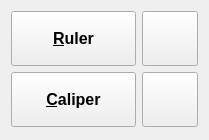
Before: the Qt Designer form DrawingsMirror/Source/src/MainWindow.ui in domi4484/ZumMaschine, drawn with Qt 5.
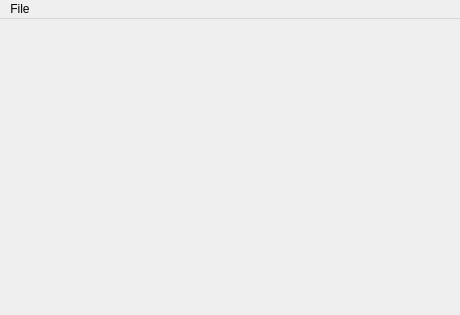
After: the same form once the commit is applied. Icons and pictures are not drawn.

```diff
--- a/DrawingsMirror/Source/src/MainWindow.ui
+++ b/DrawingsMirror/Source/src/MainWindow.ui
@@ -6,100 +6,45 @@
    <rect>
     <x>0</x>
     <y>0</y>
-    <width>209</width>
-    <height>140</height>
+    <width>460</width>
+    <height>315</height>
    </rect>
   </property>
   <property name="windowTitle">
    <string>PixelMeter</string>
   </property>
   <widget class="QWidget" name="centralWidget">
-   <layout class="QGridLayout" name="gridLayout">
-    <item row="0" column="0">
-     <widget class="QToolButton" name="m_QToolButton_Ruler">
-      <property name="sizePolicy">
-       <sizepolicy hsizetype="MinimumExpanding" vsizetype="Preferred">
-        <horstretch>0</horstretch>
-        <verstretch>0</verstretch>
-       </sizepolicy>
-      </property>
-      <property name="font">
-       <font>
-        <pointsize>12</pointsize>
-        <weight>75</weight>
-        <bold>true</bold>
-       </font>
-      </property>
-      <property name="text">
-       <string>&amp;Ruler</string>
-      </property>
-      <property name="checkable">
-       <bool>true</bool>
-      </property>
-     </widget>
-    </item>
-    <item row="0" column="1">
-     <widget class="QToolButton" name="m_QToolButton_Ruler_Rotate">
-      <property name="toolTip">
-       <string>Rotate</string>
-      </property>
-      <property name="text">
-       <string/>
-      </property>
-      <property name="icon">
-       <iconset resource="Resources/Resources.qrc">
-        <normaloff>:/icons/Icons/object-rotate-right_48x48.png</normaloff>:/icons/Icons/object-rotate-right_48x48.png</iconset>
-      </property>
-      <property name="iconSize">
-       <size>
-        <width>48</width>
-        <height>48</height>
-       </size>
-      </property>
-     </widget>
-    </item>
-    <item row="1" column="0">
-     <widget class="QToolButton" name="m_QToolButton_Caliper">
-      <property name="sizePolicy">
-       <sizepolicy hsizetype="MinimumExpanding" vsizetype="Preferred">
-        <horstretch>0</horstretch>
-        <verstretch>0</verstretch>
-       </sizepolicy>
-      </property>
-      <property name="font">
-       <font>
-        <pointsize>12</pointsize>
-        <weight>75</weight>
-        <bold>true</bold>
-       </font>
-      </property>
-      <property name="text">
-       <string>&amp;Caliper</string>
-      </property>
-     </widget>
-    </item>
-    <item row="1" column="1">
-     <widget class="QToolButton" name="m_QToolButton_Caliper_Rotate">
-      <property name="toolTip">
-       <string>Rotate</string>
-      </property>
-      <property name="text">
-       <string/>
-      </property>
-      <property name="icon">
-       <iconset resource="Resources/Resources.qrc">
-        <normaloff>:/icons/Icons/object-rotate-right_48x48.png</normaloff>:/icons/Icons/object-rotate-right_48x48.png</iconset>
-      </property>
-      <property name="iconSize">
-       <size>
-        <width>48</width>
-        <height>48</height>
-       </size>
-      </property>
-     </widget>
-    </item>
-   </layout>
+   <layout class="QGridLayout" name="gridLayout"/>
   </widget>
+  <widget class="QMenuBar" name="menuBar">
+   <property name="geometry">
+    <rect>
+     <x>0</x>
+     <y>0</y>
+     <width>460</width>
+     <height>25</height>
+    </rect>
+   </property>
+   <widget class="QMenu" name="menuFile">
+    <property name="title">
+     <string>File</string>
+    </property>
+    <addaction name="m_QAction_File_Settings"/>
+    <addaction name="separator"/>
+    <addaction name="m_QAction_File_Exit"/>
+   </widget>
+   <addaction name="menuFile"/>
+  </widget>
+  <action name="m_QAction_File_Exit">
+   <property name="text">
+    <string>&amp;Exit</string>
+   </property>
+  </action>
+  <action name="m_QAction_File_Settings">
+   <property name="text">
+    <string>&amp;Settings</string>
+   </property>
+  </action>
  </widget>
  <layoutdefault spacing="6" margin="11"/>
  <resources>
```
Left out of the diff: 4 changed lines with no effect on the pictures.
